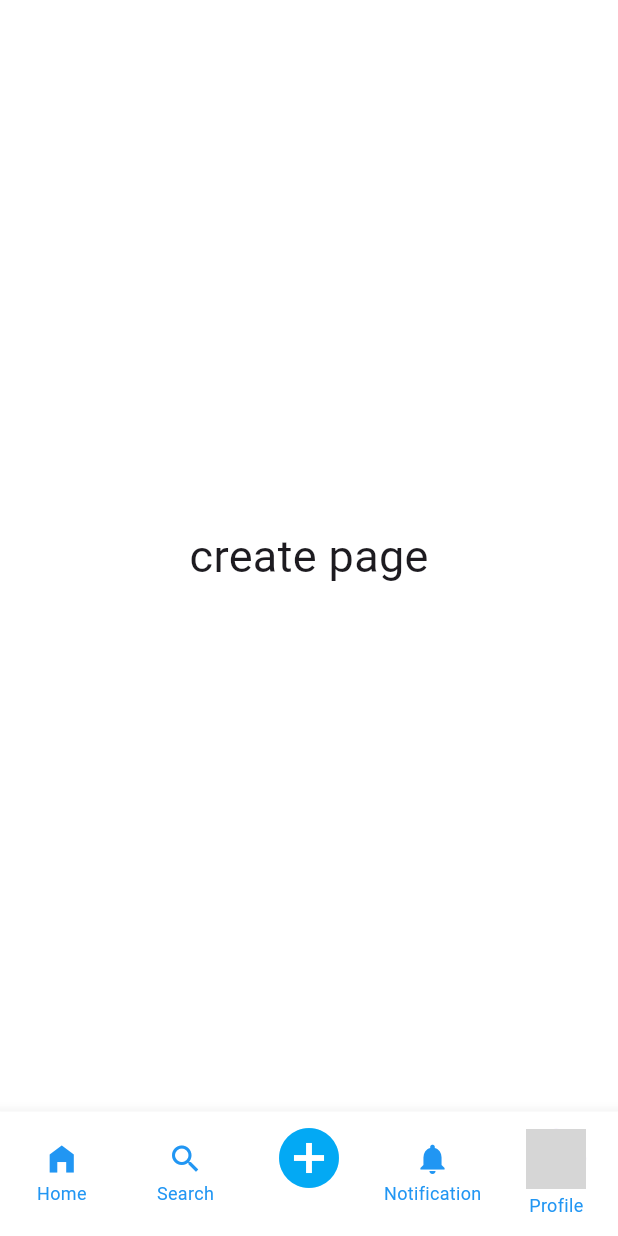
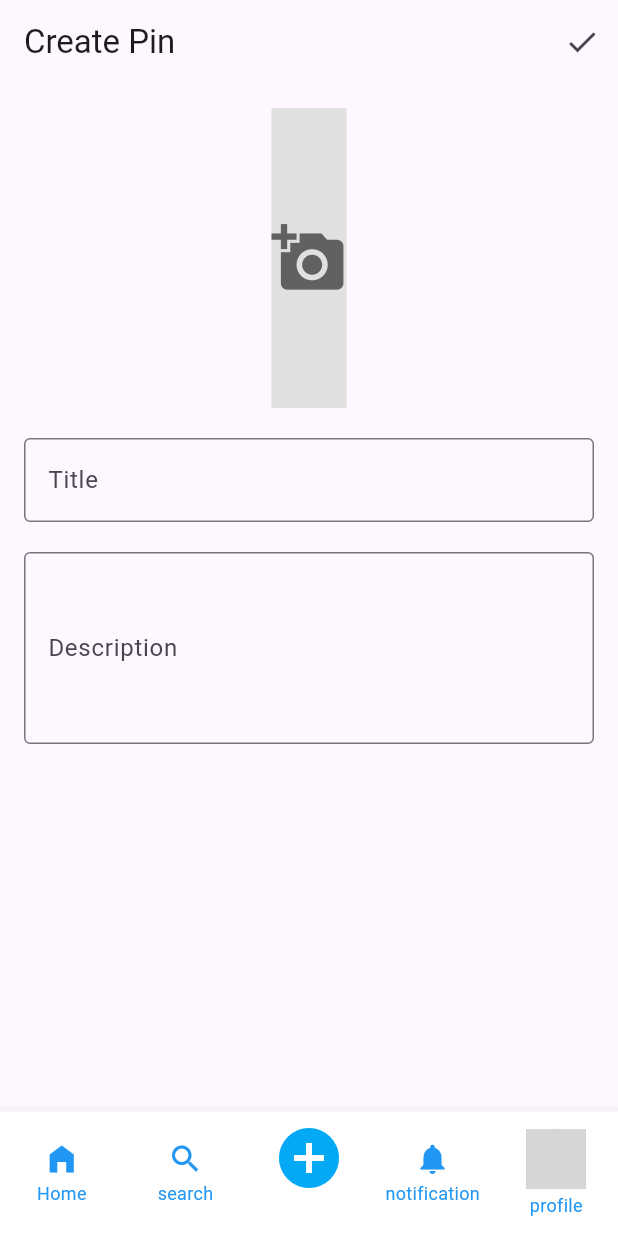
Before and after one commit to adhamuslim/pinwave, a Flutter app: the MyHomePage screen opened directly, swiped to page 3, on a phone screen of 412 x 824 dp. Run offline on Flutter 3.47's test engine with Material 3 defaults, Android fonts, the phone set to English and light mode, and no system bars; our stand-ins replace image_picker; network calls fail; grey boxes are pictures that could not be loaded.

Commit message:
New Feature

```diff
--- /dev/null
+++ b/lib/createpin.dart
@@ -0,0 +1,89 @@
+import 'package:flutter/material.dart';
+import 'package:image_picker/image_picker.dart';
+import 'dart:io';
+
+class CreatePinPage extends StatefulWidget {
+  @override
+  _CreatePinPageState createState() => _CreatePinPageState();
+}
+
+class _CreatePinPageState extends State<CreatePinPage> {
+  File? _image;
+  final picker = ImagePicker();
+  final TextEditingController _titleController = TextEditingController();
+  final TextEditingController _descriptionController = TextEditingController();
+
+  Future getImage() async {
+    final pickedFile = await picker.getImage(source: ImageSource.gallery);
+
+    setState(() {
+      if (pickedFile != null) {
+        _image = File(pickedFile.path);
+      } else {
+        print('No image selected.');
+      }
+    });
+  }
+
+  @override
+  Widget build(BuildContext context) {
+    return Scaffold(
+      appBar: AppBar(
+        title: Text('Create Pin'),
+        actions: [
+          IconButton(
+            icon: Icon(Icons.check),
+            onPressed: () {
+              // Implement your logic to save the pin here
+              // For example, save to database or upload to server
+              if (_image != null && _titleController.text.isNotEmpty) {
+                // Save pin logic
+                print('Pin Created');
+              } else {
+                // Show error
+                print('Please fill all fields');
+              }
+            },
+          ),
+        ],
+      ),
+      body: Padding(
+        padding: const EdgeInsets.all(16.0),
+        child: Column(
+          children: <Widget>[
+            GestureDetector(
+              onTap: getImage,
+              child: _image == null
+                  ? Container(
+                      height: 200,
+                      color: Colors.grey[300],
+                      child: Icon(Icons.add_a_photo, size: 50, color: Colors.grey[700]),
+                    )
+                  : Image.file(
+                      _image!,
+                      height: 200,
+                    ),
+            ),
+            SizedBox(height: 20),
+            TextField(
+              controller: _titleController,
+              decoration: InputDecoration(
+                labelText: 'Title',
+                border: OutlineInputBorder(),
+              ),
+            ),
+            SizedBox(height: 20),
+            TextField(
+              controller: _descriptionController,
+              decoration: InputDecoration(
+                labelText: 'Description',
+                border: OutlineInputBorder(),
+              ),
+              maxLines: 4,
+            ),
+          ],
+        ),
+      ),
+    );
+  }
+}
--- a/lib/homepage.dart
+++ b/lib/homepage.dart
@@ -2,6 +2,7 @@ import 'package:flutter/material.dart';
 import 'beranda.dart';
 import 'search.dart';
 import 'profile.dart';
+import 'createpin.dart';
 
 void main() {
   runApp(const homepage());
@@ -50,12 +51,7 @@ class _MyHomePageState extends State<MyHomePage> {
           children: [
             Beranda(), // Ganti dengan BerandaPage()
             SearchPage(), // Ganti dengan SearchPage()
-            Center(
-              child: Text('create page', style: TextStyle(fontSize: 30)),
-            ),
-            Center(
-              child: Text('notifikasi', style: TextStyle(fontSize: 30)),
-            ),
+            CreatePinPage(),
             HomePage(),
           ],
         ),
@@ -83,7 +79,7 @@ class _MyHomePageState extends State<MyHomePage> {
           ),
           BottomNavigationBarItem(
             icon: Icon(Icons.search),
-            label : 'Search'
+            label : 'search'
           ),
           BottomNavigationBarItem(
             icon: Icon(Icons.add_circle, size: 48),
@@ -91,13 +87,13 @@ class _MyHomePageState extends State<MyHomePage> {
           ),
           BottomNavigationBarItem(
             icon: Icon(Icons.notifications),
-            label: 'Notification',
+            label: 'notification',
           ),
           BottomNavigationBarItem(
             icon: CircleAvatar(
-              backgroundImage: AssetImage('assets/gambar.jpg'),
+              backgroundImage: NetworkImage('https://via.placeholder.com/150'),
             ),
-            label: "Profile",
+            label: "profile",
           )
         ],
       ),
--- a/pubspec.yaml
+++ b/pubspec.yaml
@@ -9,6 +9,7 @@ environment:
 dependencies:
   flutter:
     sdk: flutter
+  image_picker: ^0.8.4+3
 
 dev_dependencies:
   flutter_test:
```
